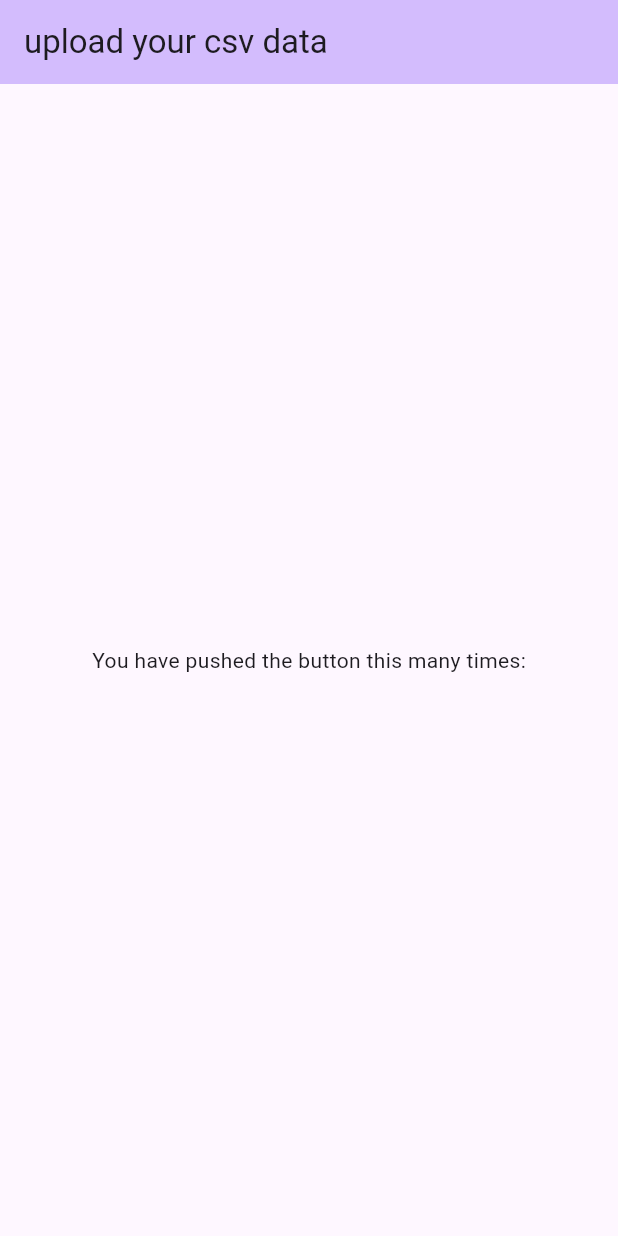
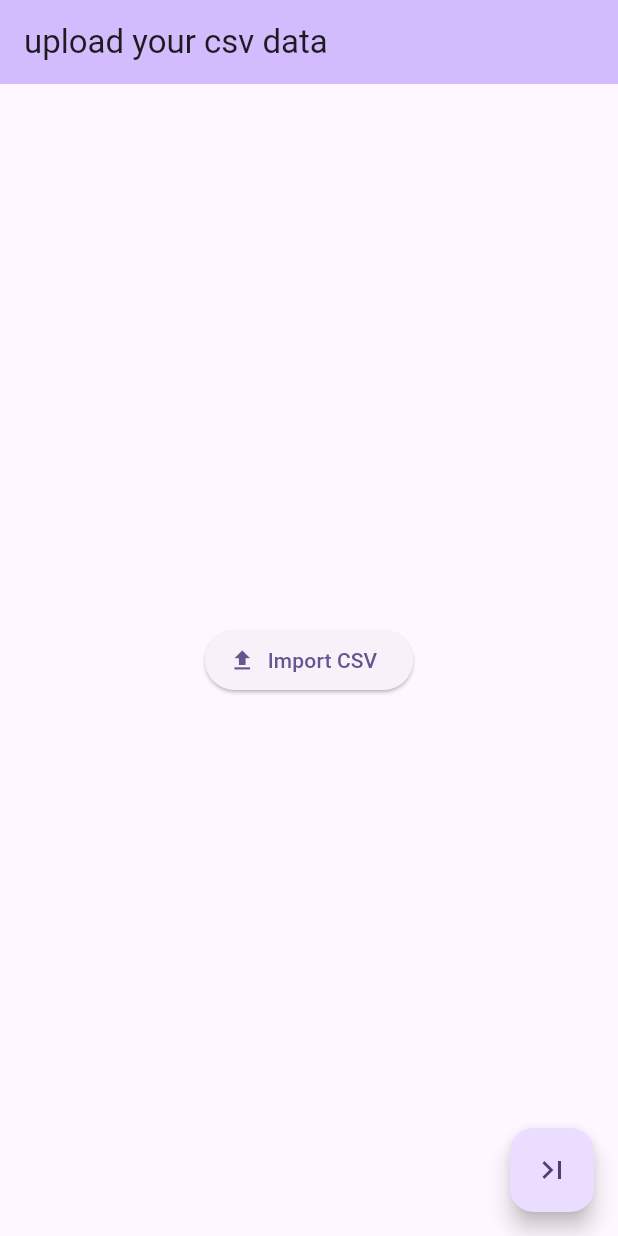
Before and after one commit to dongri727/scatter3d-maker, a Flutter app: the screen it shows after launch, on a phone screen of 412 x 824 dp. Run offline on Flutter 3.47's test engine with Material 3 defaults, Android fonts, the phone set to English and light mode, and no system bars.

Commit message:
feat: ファイル呼び出しボタン追加

```diff
--- /dev/null
+++ b/lib/home_page.dart
@@ -0,0 +1,47 @@
+import 'package:flutter/material.dart';
+import 'second_page.dart';
+
+class MyHomePage extends StatefulWidget {
+  const MyHomePage({super.key});
+
+  @override
+  State<MyHomePage> createState() => _MyHomePageState();
+}
+
+class _MyHomePageState extends State<MyHomePage> {
+
+  @override
+  Widget build(BuildContext context) {
+    void importCSV() => (
+
+    );
+
+    return Scaffold(
+      appBar: AppBar(
+        backgroundColor: Theme.of(context).colorScheme.inversePrimary,
+        title: const Text("upload your csv data"),
+      ),
+      body: Center(
+        child: Column(
+          mainAxisAlignment: MainAxisAlignment.center,
+          children: <Widget>[
+            ElevatedButton.icon(
+              onPressed: importCSV,
+              icon: const Icon(Icons.file_upload),
+              label: const Text('Import CSV'),
+        )
+        ],
+        ),
+      ),
+      floatingActionButton: FloatingActionButton(
+        onPressed: (){
+          Navigator.push(
+            context,
+            MaterialPageRoute(builder: (context) => SecondPage())
+            );
+        },
+        child: const Icon(Icons.last_page),
+        ),
+    );
+  }
+}
--- a/lib/main.dart
+++ b/lib/main.dart
@@ -1,4 +1,5 @@
 import 'package:flutter/material.dart';
+import 'home_page.dart';
 
 void main() {
   runApp(const MyApp());
@@ -20,36 +21,3 @@ class MyApp extends StatelessWidget {
     );
   }
 }
-
-class MyHomePage extends StatefulWidget {
-  const MyHomePage({super.key});
-
-  @override
-  State<MyHomePage> createState() => _MyHomePageState();
-}
-
-class _MyHomePageState extends State<MyHomePage> {
-
-  @override
-  Widget build(BuildContext context) {
-
-    return Scaffold(
-      appBar: AppBar(
-        backgroundColor: Theme.of(context).colorScheme.inversePrimary,
-        // Here we take the value from the MyHomePage object that was created by
-        // the App.build method, and use it to set our appbar title.
-        title: Text("upload your csv data"),
-      ),
-      body: Center(
-        child: Column(
-          mainAxisAlignment: MainAxisAlignment.center,
-          children: <Widget>[
-            const Text(
-              'You have pushed the button this many times:',
-            ),
-          ],
-        ),
-      ),
-    );
-  }
-}
```
Also changed, not shown: lib/second_page.dart (added, +13 -0 lines).
